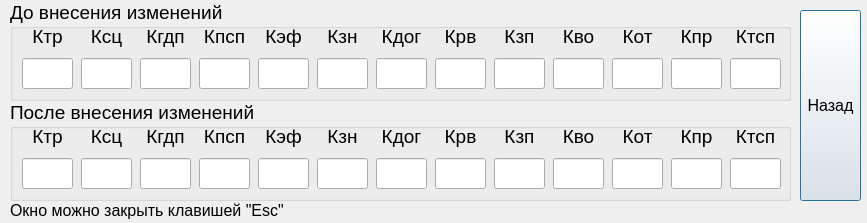
This is kef.ui in YakSid/KDC_RSREU as Qt 5 draws it before an edit. The edited form follows.
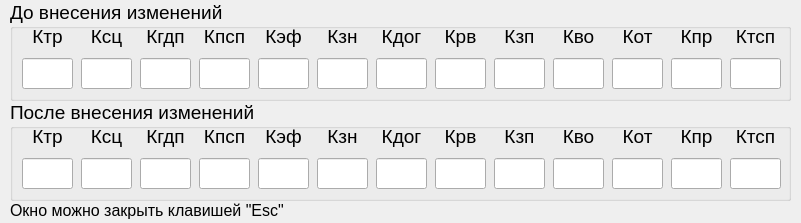
This is the edited form.

The edit to the form file:
```diff
--- a/kef.ui
+++ b/kef.ui
@@ -6,7 +6,7 @@
    <rect>
     <x>0</x>
     <y>0</y>
-    <width>867</width>
+    <width>801</width>
     <height>223</height>
    </rect>
   </property>
@@ -1534,31 +1534,6 @@
     </layout>
    </widget>
   </widget>
-  <widget class="QPushButton" name="pushButton">
-   <property name="geometry">
-    <rect>
-     <x>800</x>
-     <y>10</y>
-     <width>61</width>
-     <height>191</height>
-    </rect>
-   </property>
-   <property name="minimumSize">
-    <size>
-     <width>1</width>
-     <height>1</height>
-    </size>
-   </property>
-   <property name="maximumSize">
-    <size>
-     <width>1666</width>
-     <height>1666</height>
-    </size>
-   </property>
-   <property name="text">
-    <string>Назад</string>
-   </property>
-  </widget>
   <widget class="QLabel" name="label">
    <property name="geometry">
     <rect>
```
Left out of the diff: 2 changed lines with no effect on the pictures.
